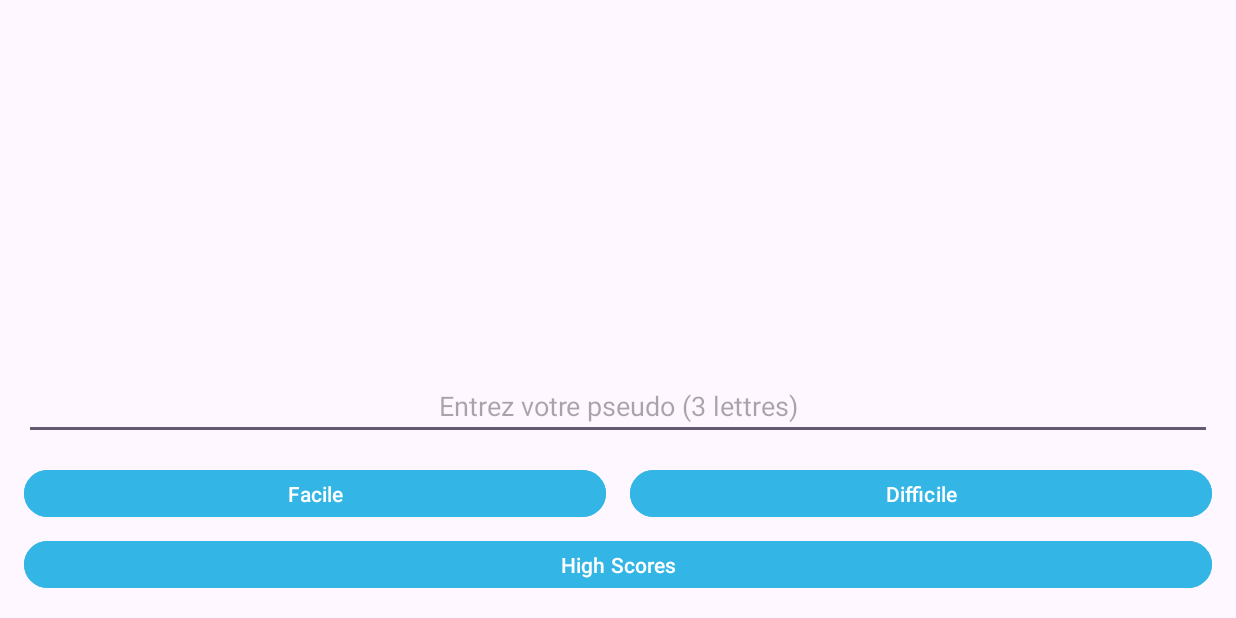
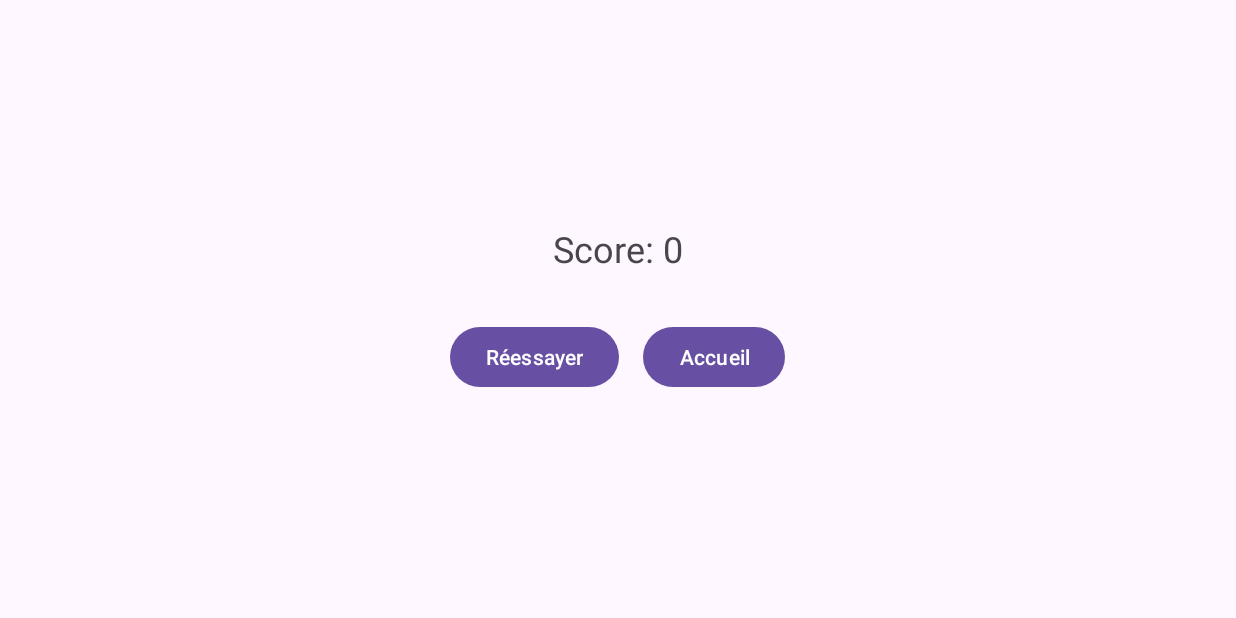
Before and after one commit to florianleca/mini-game-android, an Android app: the screen it shows after launch (PageAccueilActivity before the commit, DefeatActivity after it), on a phone screen of 824 x 412 dp (held sideways). Run offline under Robolectric (Android 15) with nearby library versions, the phone set to English and light mode, and no system bars.

Commit message:
Home page done, je vais sur la gestion des scores

```diff
--- /dev/null
+++ b/app/src/main/java/com/example/minijeu/DefeatActivity.java
@@ -0,0 +1,42 @@
+package com.example.minijeu;
+
+import android.content.Intent;
+import android.os.Bundle;
+import android.view.View;
+import android.widget.Button;
+import android.widget.TextView;
+import androidx.appcompat.app.AppCompatActivity;
+
+public class DefeatActivity extends AppCompatActivity {
+
+    @Override
+    protected void onCreate(Bundle savedInstanceState) {
+        super.onCreate(savedInstanceState);
+        setContentView(R.layout.activity_defeat);
+
+        int score = getIntent().getIntExtra("score", 0);
+
+        TextView scoreText = findViewById(R.id.defeat_score_text);
+        scoreText.setText("Score: " + score);
+
+        Button retryButton = findViewById(R.id.defeat_retry_button);
+        retryButton.setOnClickListener(new View.OnClickListener() {
+            @Override
+            public void onClick(View v) {
+                Intent intent = new Intent(DefeatActivity.this, MainActivity.class);
+                startActivity(intent);
+                finish();
+            }
+        });
+
+        Button homepageButton = findViewById(R.id.defeat_homepage_button);
+        homepageButton.setOnClickListener(new View.OnClickListener() {
+            @Override
+            public void onClick(View v) {
+                Intent intent = new Intent(DefeatActivity.this, HomePageActivity.class); // Remplacez MainActivity par votre activité principale
+                startActivity(intent);
+                finish();
+            }
+        });
+    }
+}
--- a/app/src/main/java/com/example/minijeu/HighscoreAdapter.java
+++ b/app/src/main/java/com/example/minijeu/HighscoreAdapter.java
@@ -25,8 +25,8 @@ public class HighscoreAdapter extends RecyclerView.Adapter<HighscoreAdapter.View
     @Override
     public void onBindViewHolder(ViewHolder holder, int position) {
         HighScore highScore = highScores.get(position);
-        String pseudoScore = highScore.getPseudo() + " " + highScore.getScore();
-        holder.scoreTextView.setText(pseudoScore);
+        // Convert the int score to a String before setting it
+        holder.scoreTextView.setText(String.valueOf(highScore.getScore()));
     }
 
     @Override
--- /dev/null
+++ b/app/src/main/res/layout/activity_defeat.xml
@@ -0,0 +1,36 @@
+<?xml version="1.0" encoding="utf-8"?>
+<LinearLayout xmlns:android="http://schemas.android.com/apk/res/android"
+    android:layout_width="match_parent"
+    android:layout_height="match_parent"
+    android:orientation="vertical"
+    android:gravity="center">
+
+    <TextView
+        android:id="@+id/defeat_score_text"
+        android:layout_width="wrap_content"
+        android:layout_height="wrap_content"
+        android:text="Score: 0"
+        android:textSize="24sp"
+        android:layout_marginBottom="32dp"/>
+
+    <LinearLayout
+        android:layout_width="wrap_content"
+        android:layout_height="wrap_content"
+        android:orientation="horizontal">
+
+        <Button
+            android:id="@+id/defeat_retry_button"
+            android:layout_width="wrap_content"
+            android:layout_height="wrap_content"
+            android:text="Réessayer"
+            android:layout_marginEnd="16dp"/>
+
+        <Button
+            android:id="@+id/defeat_homepage_button"
+            android:layout_width="wrap_content"
+            android:layout_height="wrap_content"
+            android:text="Accueil"/>
+
+    </LinearLayout>
+
+</LinearLayout>
--- a/app/src/main/res/layout/page_accueil.xml
+++ b/app/src/main/res/layout/page_accueil.xml
@@ -1,26 +1,32 @@
-<LinearLayout xmlns:android="http://schemas.android.com/apk/res/android"
+<FrameLayout xmlns:android="http://schemas.android.com/apk/res/android"
+    android:layout_width="match_parent"
+    android:layout_height="match_parent">
+
+    <ImageView
+        android:id="@+id/background_image"
         android:layout_width="match_parent"
         android:layout_height="match_parent"
+        android:scaleType="centerCrop"
+        android:src="@drawable/princesse_test" />
+
+    <ImageView
+        android:id="@+id/top_right_image"
+        android:layout_width="200dp"  android:layout_height="100dp" android:layout_gravity="top"
+        android:layout_marginTop="16dp" android:layout_marginEnd="16dp"   android:src="@drawable/titre" />
+
+    <LinearLayout
+        android:layout_width="match_parent"
+        android:layout_height="match_parent"
+        android:gravity="bottom"
         android:orientation="vertical"
-    android:padding="16dp"
-    android:gravity="bottom">
+        android:padding="16dp">
 
         <LinearLayout
             android:layout_width="match_parent"
             android:layout_height="wrap_content"
-        android:orientation="vertical"
+            android:layout_marginBottom="8dp"
             android:gravity="center_horizontal"
-        android:layout_marginBottom="8dp">
-
-        <EditText
-            android:id="@+id/pseudo_input"
-            android:layout_width="match_parent"
-            android:layout_height="wrap_content"
-            android:hint="Entrez votre pseudo (3 lettres)"
-            android:maxLength="3"
-            android:inputType="textCapCharacters"
-            android:gravity="center"
-            android:layout_marginBottom="16dp" />
+            android:orientation="vertical">
 
             <LinearLayout
                 android:layout_width="match_parent"
@@ -31,21 +37,21 @@
                     android:id="@+id/button_facile"
                     android:layout_width="0dp"
                     android:layout_height="wrap_content"
+                    android:layout_marginEnd="8dp"
                     android:layout_weight="1"
-                android:text="Facile"
-                android:layout_marginEnd="8dp"
+                    android:backgroundTint="@android:color/holo_blue_light"
                     android:minHeight="36dp"
-                android:backgroundTint="@android:color/holo_blue_light" />
+                    android:text="Facile" />
 
                 <Button
                     android:id="@+id/button_difficile"
                     android:layout_width="0dp"
                     android:layout_height="wrap_content"
+                    android:layout_marginStart="8dp"
                     android:layout_weight="1"
-                android:text="Difficile"
-                android:layout_marginStart="8dp"
+                    android:backgroundTint="@android:color/holo_blue_light"
                     android:minHeight="36dp"
-                android:backgroundTint="@android:color/holo_blue_light" />
+                    android:text="Difficile" />
 
             </LinearLayout>
         </LinearLayout>
@@ -54,7 +60,9 @@
             android:id="@+id/button_high_scores"
             android:layout_width="match_parent"
             android:layout_height="wrap_content"
-        android:text="High Scores"
+            android:backgroundTint="@android:color/holo_blue_light"
             android:minHeight="36dp"
-        android:backgroundTint="@android:color/holo_blue_light" />
+            android:text="High Scores" />
     </LinearLayout>
+
+</FrameLayout>
```
Also changed, not shown: app/src/main/AndroidManifest.xml (+14 -2 lines), app/src/main/java/com/example/minijeu/HighScore.java (+1 -9 lines), app/src/main/java/com/example/minijeu/HighScoreActivity.java (renamed from app/src/main/java/com/example/minijeu/HighscoreActivity.java, +11 -11 lines), app/src/main/java/com/example/minijeu/HomePageActivity.java (renamed from app/src/main/java/com/example/minijeu/PageAccueilActivity.java, +6 -16 lines), app/src/main/res/drawable/princesse_accueil.png (added), app/src/main/res/drawable/princesse_test.png (added), app/src/main/res/drawable/titre.png (added). Lines whose indentation alone changed are shown as unchanged.
